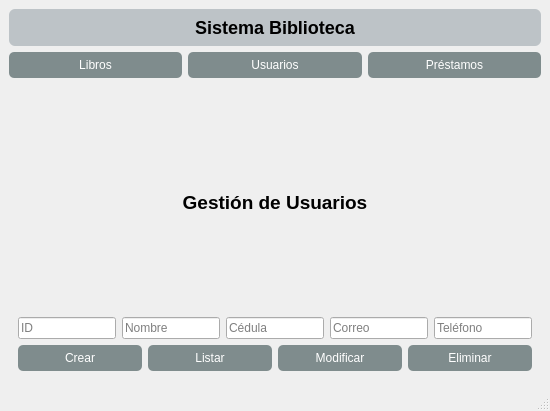
This is mainwindow.ui in DrosherJC/Proyecto-biblioteca-CRUD as Qt 5 draws it before an edit. The edited form follows.
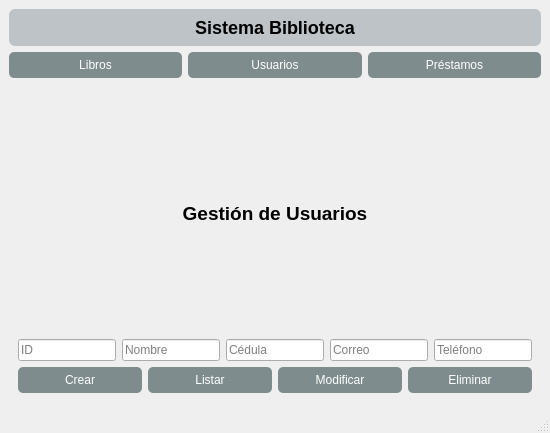
This is the edited form. The open tabs and pages were chosen to show the change.

Patch:
```diff
--- a/mainwindow.ui
+++ b/mainwindow.ui
@@ -7,7 +7,7 @@
     <x>0</x>
     <y>0</y>
     <width>550</width>
-    <height>411</height>
+    <height>433</height>
    </rect>
   </property>
   <property name="windowTitle">
@@ -122,10 +122,7 @@
         <layout class="QVBoxLayout">
 
         <item>
-        <widget class="QLabel">
-            <property name="alignment">
-            <set>Qt::AlignCenter</set>
-            </property>
+         <widget class="QLabel" name="label">
             <property name="font">
             <font>
             <pointsize>14</pointsize>
@@ -135,9 +132,11 @@
             <property name="text">
             <string>Gestión de Usuarios</string>
             </property>
+          <property name="alignment">
+           <set>Qt::AlignmentFlag::AlignCenter</set>
+          </property>
         </widget>
         </item>
-
         <item>
         <layout class="QHBoxLayout">
             <item>
```
Left out of the diff: 18 changed lines with no effect on the pictures. Lines whose indentation alone changed are shown as unchanged.
